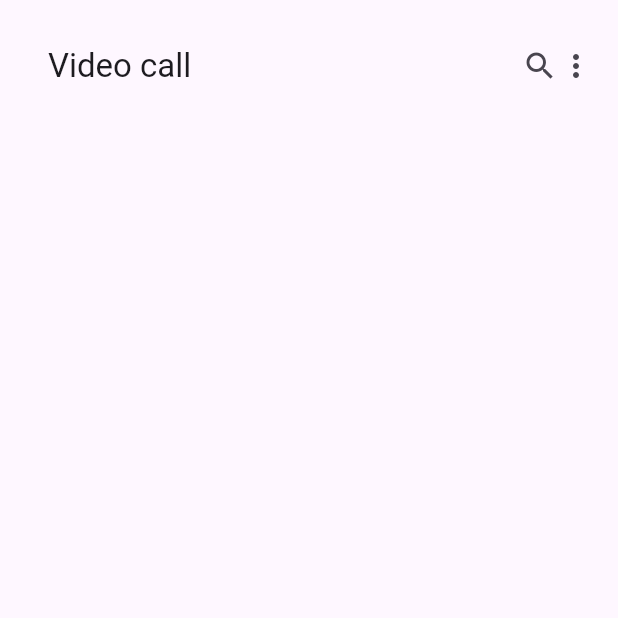
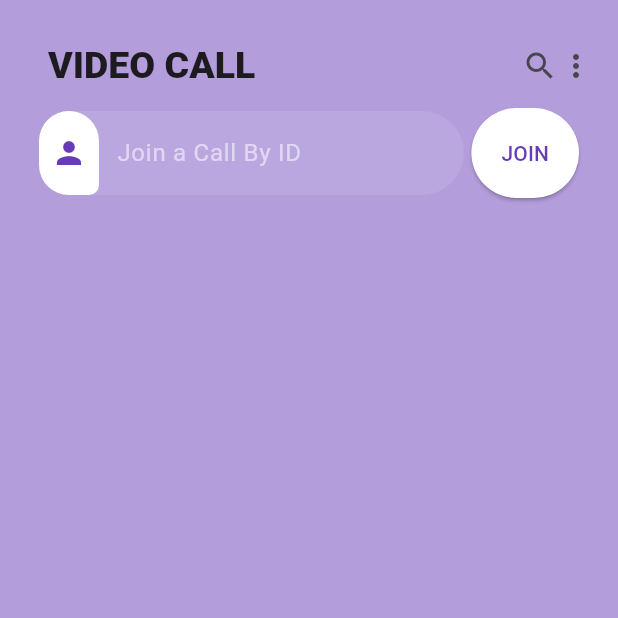
Before and after one commit to Tosin2289/Toster, a Flutter app: the VideocallPage screen opened directly, on a phone screen of 412 x 824 dp, the top half of it. Run offline on Flutter 3.47's test engine with Material 2 defaults, Android fonts, the light colour scheme and no system bars; our stand-ins replace firebase_core; missing offline and left inert: zego_uikit_prebuilt_call, zego_uikit_signaling_plugin, zego_zimkit; accounts and stored records are empty.

Commit message:
fifth commit

```diff
--- a/lib/pages/homepage.dart
+++ b/lib/pages/homepage.dart
@@ -30,7 +30,7 @@ class _HomepageState extends State<Homepage> {
   @override
   Widget build(BuildContext context) {
     return Scaffold(
-        backgroundColor: Colors.white,
+        backgroundColor: Colors.deepPurple[200],
         body: pages[currentindex],
         bottomNavigationBar: MyBottomNavBar(
           onTap: currentPage,
--- a/lib/pages/videocall_page.dart
+++ b/lib/pages/videocall_page.dart
@@ -1,18 +1,97 @@
 import 'package:flutter/material.dart';
+import 'package:toster/utils.dart';
+import 'package:zego_uikit_prebuilt_call/zego_uikit_prebuilt_call.dart';
+import 'package:zego_uikit_signaling_plugin/zego_uikit_signaling_plugin.dart';
+import 'dart:math';
 
-class VideocallPage extends StatelessWidget {
+class VideocallPage extends StatefulWidget {
   const VideocallPage({Key? key}) : super(key: key);
 
   @override
+  State<VideocallPage> createState() => _VideocallPageState();
+}
+
+class _VideocallPageState extends State<VideocallPage> {
+  final callidctrl = TextEditingController();
+  @override
   Widget build(BuildContext context) {
     return Scaffold(
+      backgroundColor: Colors.deepPurple[200],
       body: Padding(
         padding: const EdgeInsets.all(16.0),
         child: CustomScrollView(
           slivers: [
             SliverAppBar(
-              title: const Text("Video call"),
+              backgroundColor: Colors.deepPurple[200],
+              title: Text(
+                "Video call".toUpperCase(),
+                style:
+                    const TextStyle(fontSize: 25, fontWeight: FontWeight.w800),
+              ),
               actions: const [Icon(Icons.search), Icon(Icons.more_vert)],
+            ),
+            SliverToBoxAdapter(
+              child: Center(
+                child: Padding(
+                  padding: const EdgeInsets.symmetric(horizontal: 10),
+                  child: Row(
+                    mainAxisAlignment: MainAxisAlignment.center,
+                    crossAxisAlignment: CrossAxisAlignment.center,
+                    children: [
+                      Expanded(
+                        child: TextField(
+                          controller: callidctrl,
+                          decoration: InputDecoration(
+                            contentPadding: const EdgeInsets.all(16.0),
+                            prefixIcon: Container(
+                                padding: const EdgeInsets.only(
+                                    top: 16.0, bottom: 16.0),
+                                margin: const EdgeInsets.only(right: 8.0),
+                                decoration: const BoxDecoration(
+                                    color: Colors.white,
+                                    borderRadius: BorderRadius.only(
+                                        topLeft: Radius.circular(30.0),
+                                        bottomLeft: Radius.circular(30.0),
+                                        topRight: Radius.circular(30.0),
+                                        bottomRight: Radius.circular(10.0))),
+                                child: const Icon(
+                                  Icons.person,
+                                  color: Colors.deepPurple,
+                                )),
+                            hintText: "Join a Call By ID",
+                            hintStyle: const TextStyle(color: Colors.white54),
+                            border: OutlineInputBorder(
+                                borderRadius: BorderRadius.circular(30.0),
+                                borderSide: BorderSide.none),
+                            filled: true,
+                            fillColor: Colors.white.withOpacity(0.1),
+                          ),
+                        ),
+                      ),
+                      const SizedBox(
+                        width: 5,
+                      ),
+                      ElevatedButton(
+                        style: ElevatedButton.styleFrom(
+                          backgroundColor: Colors.white,
+                          foregroundColor: Colors.deepPurple,
+                          padding: const EdgeInsets.all(20.0),
+                          shape: RoundedRectangleBorder(
+                              borderRadius: BorderRadius.circular(30.0)),
+                        ),
+                        child: Text("Join".toUpperCase()),
+                        onPressed: () {
+                          Navigator.push(context, MaterialPageRoute(
+                            builder: (context) {
+                              return CallPage(CallID: callidctrl.text);
+                            },
+                          ));
+                        },
+                      ),
+                    ],
+                  ),
+                ),
+              ),
             )
           ],
         ),
@@ -20,3 +99,23 @@ class VideocallPage extends StatelessWidget {
     );
   }
 }
+
+class CallPage extends StatelessWidget {
+  final String CallID;
+  const CallPage({Key? key, required this.CallID}) : super(key: key);
+
+  @override
+  Widget build(BuildContext context) {
+    return SafeArea(
+        child: ZegoUIKitPrebuiltCall(
+            appID: Utils.id,
+            appSign: Utils.Signin,
+            callID: CallID,
+            userID: 'user_id',
+            userName: 'user_name',
+            config: ZegoUIKitPrebuiltCallConfig.oneOnOneVideoCall()
+              ..onOnlySelfInRoom = (context) {
+                Navigator.of(context).pop();
+              }));
+  }
+}
--- a/pubspec.yaml
+++ b/pubspec.yaml
@@ -36,6 +36,11 @@ dependencies:
   # Use with the CupertinoIcons class for iOS style icons.
   cupertino_icons: ^1.0.2
   zego_zimkit: ^1.5.0
+  zego_uikit_prebuilt_call: ^3.4.0
+  zego_uikit_signaling_plugin: ^2.1.9
+  firebase_core: ^2.13.1
+  firebase_auth: ^4.6.2
+  cloud_firestore: ^4.8.0
 
 dev_dependencies:
   flutter_test:
```
Also changed, not shown: lib/auth/loginpage.dart (+6 -6 lines), lib/componets/bottom_nav_bar.dart (+7 -6 lines), lib/main.dart (+9 -5 lines), lib/pages/chatpage.dart (+28 -3 lines), lib/pages/streampage.dart (+7 -1 lines), lib/pages/voicecall_page.dart (+7 -1 lines), lib/splash.dart (added, +66 -0 lines), lib/firebase_options.dart (added), pubspec.lock, 11 other files.
